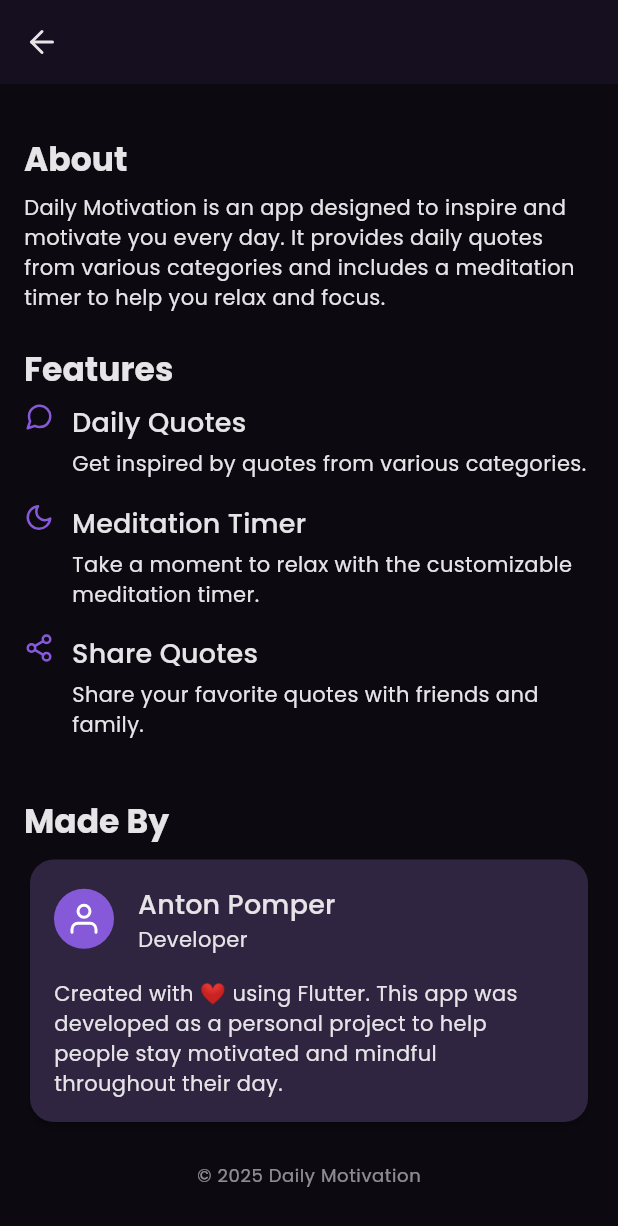
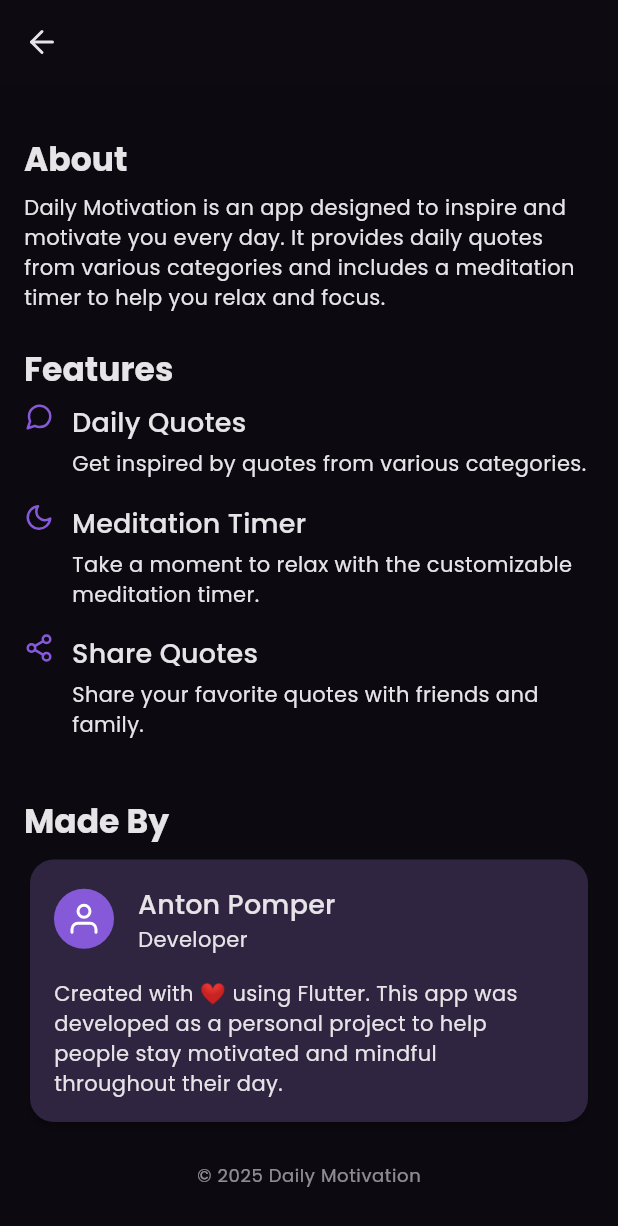
Before and after one commit to SSmurf/daily_motivation, a Flutter app: the AboutAppScreen screen opened directly, scrolled down 156 dp, on a phone screen of 412 x 824 dp. Shown: the top 1226 px of the screen. Run offline on Flutter 3.47's test engine with Material 3 defaults, Android fonts, the phone set to English and light mode, and no system bars; our stand-ins replace feather_icons, flutter_local_notifications, flutter_riverpod, google_fonts, share_plus, shared_preferences and 1 more; accounts and stored records are empty; network calls fail.

Commit message:
About app appbar color

```diff
--- a/lib/Screens/about_app_screen.dart
+++ b/lib/Screens/about_app_screen.dart
@@ -17,7 +17,7 @@
           onPressed: () => Navigator.pop(context),
         ),
         // backgroundColor: Theme.of(context).colorScheme.surface,
-        // surfaceTintColor: Theme.of(context).colorScheme.surface,
+        surfaceTintColor: Theme.of(context).colorScheme.surfaceDim,
       ),
       body: SingleChildScrollView(
         child: Padding(
```
